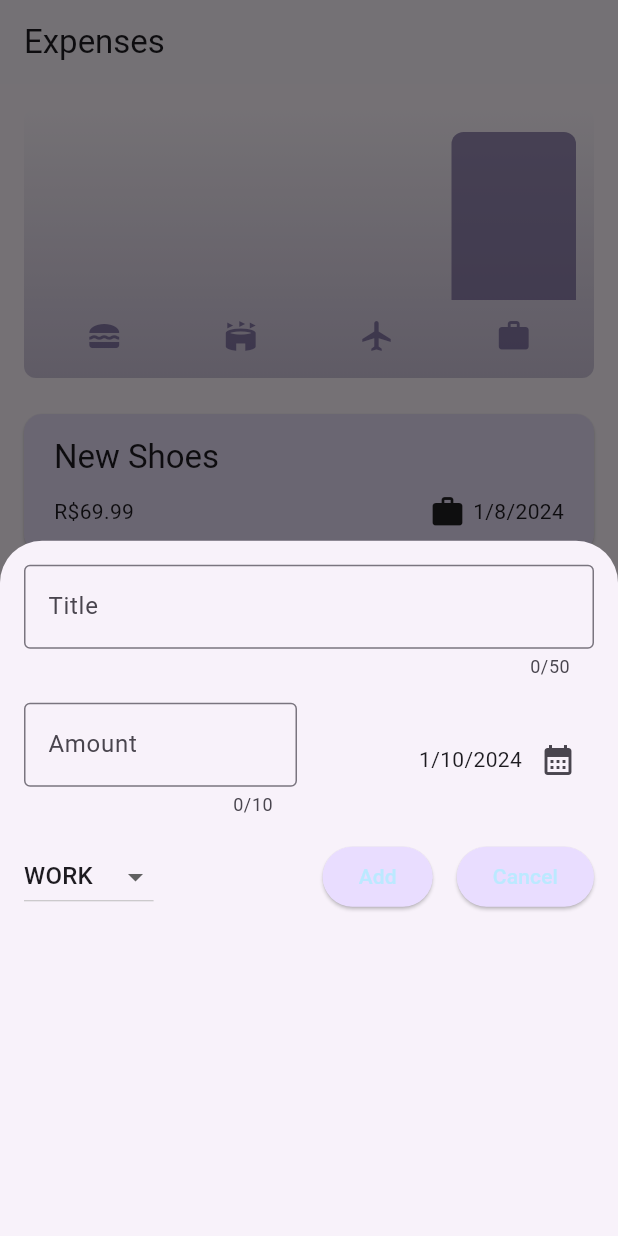
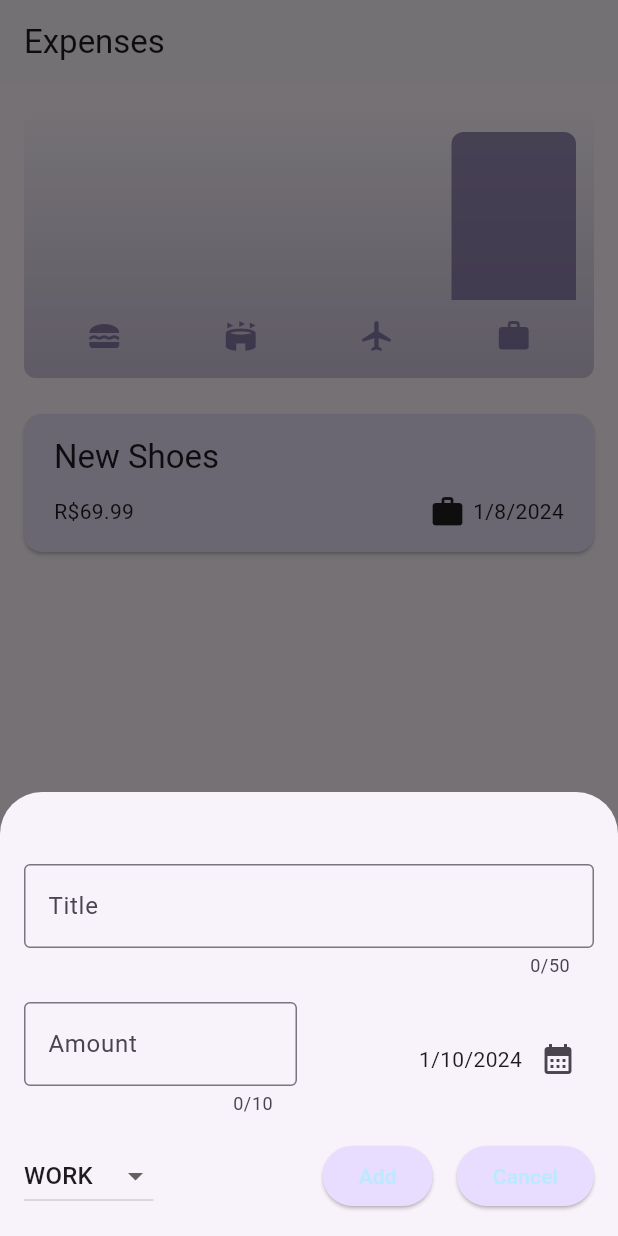
Before and after one commit to PedroGabrielBHZ/expense_tracker, a Flutter app: the screen it shows after launch, after a tap on the "add" icon, on a phone screen of 412 x 824 dp. Run offline on Flutter 3.47's test engine with Material 3 defaults, Android fonts, the phone set to English and light mode, and no system bars.

Commit message:
Late night contrib.

```diff
--- a/lib/main.dart
+++ b/lib/main.dart
@@ -1,4 +1,5 @@
 import 'package:flutter/material.dart';
+import 'package:flutter/services.dart';
 
 import 'package:expense_tracker/widgets/expenses.dart';
 
--- a/lib/widgets/expenses.dart
+++ b/lib/widgets/expenses.dart
@@ -63,6 +63,8 @@ class _ExpensesState extends State<Expenses> {
 
   @override
   Widget build(BuildContext context) {
+    final width = MediaQuery.of(context).size.width;
+
     Widget expensesList = const Center(
       child: Text("No expenses added yet"),
     );
@@ -78,12 +80,25 @@ class _ExpensesState extends State<Expenses> {
       appBar: AppBar(
         title: const Text("Expenses"),
       ),
-      body: Column(
-        children: [
-          Chart(expenses: _registeredExpenses),
-          Expanded(child: expensesList),
-        ],
-      ),
+      body: width < 600
+          ? Column(
+              children: [
+                Chart(expenses: _registeredExpenses),
+                Expanded(child: expensesList),
+              ],
+            )
+          : Row(
+              children: [
+                Expanded(
+                  flex: 2,
+                  child: Chart(expenses: _registeredExpenses),
+                ),
+                Expanded(
+                  flex: 3,
+                  child: expensesList,
+                ),
+              ],
+            ),
       floatingActionButtonLocation: FloatingActionButtonLocation.endFloat,
       floatingActionButton: FloatingActionButton(
         onPressed: _openAddExpenseOverlay,
--- a/lib/widgets/new_expense.dart
+++ b/lib/widgets/new_expense.dart
@@ -71,8 +71,10 @@ class _NewExpenseState extends State<NewExpense> {
 
   @override
   Widget build(BuildContext context) {
-    return Padding(
-      padding: const EdgeInsets.all(16),
+    final keyboardSpace = MediaQuery.of(context).viewInsets.bottom;
+    return SingleChildScrollView(
+      child: Padding(
+        padding: EdgeInsets.fromLTRB(16, 48, 16, keyboardSpace + 16),
         child: Column(
           children: [
             TextField(
@@ -149,6 +151,7 @@ class _NewExpenseState extends State<NewExpense> {
             )
           ],
         ),
+      ),
     );
   }
 }
```
Lines whose indentation alone changed are shown as unchanged.
